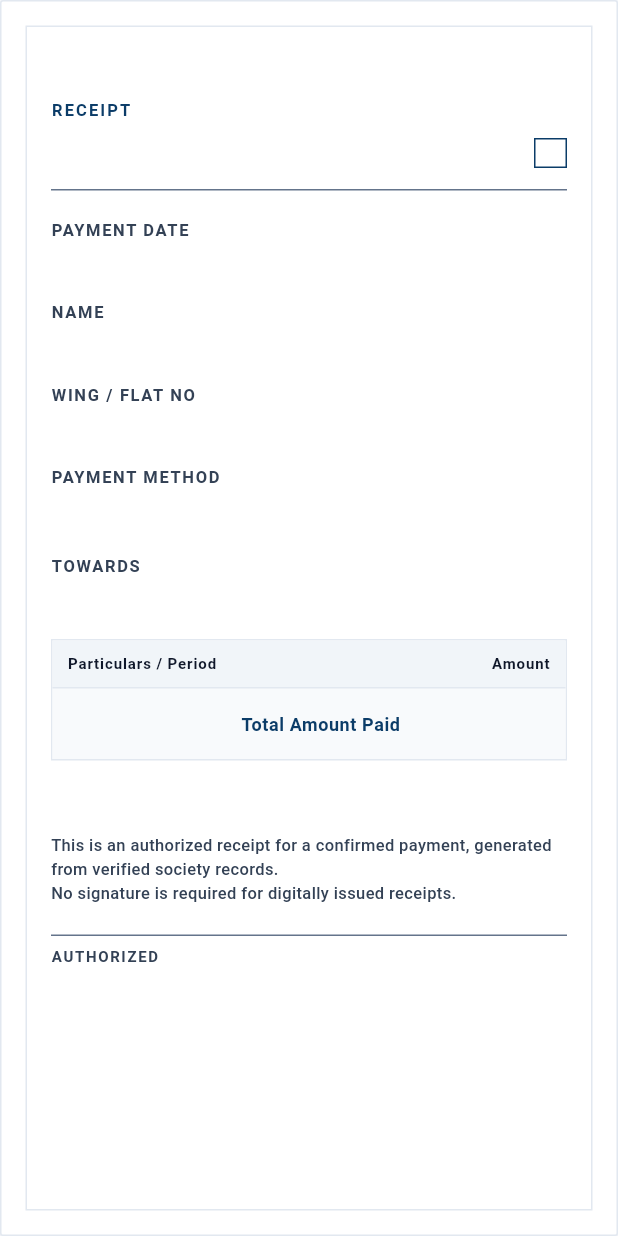
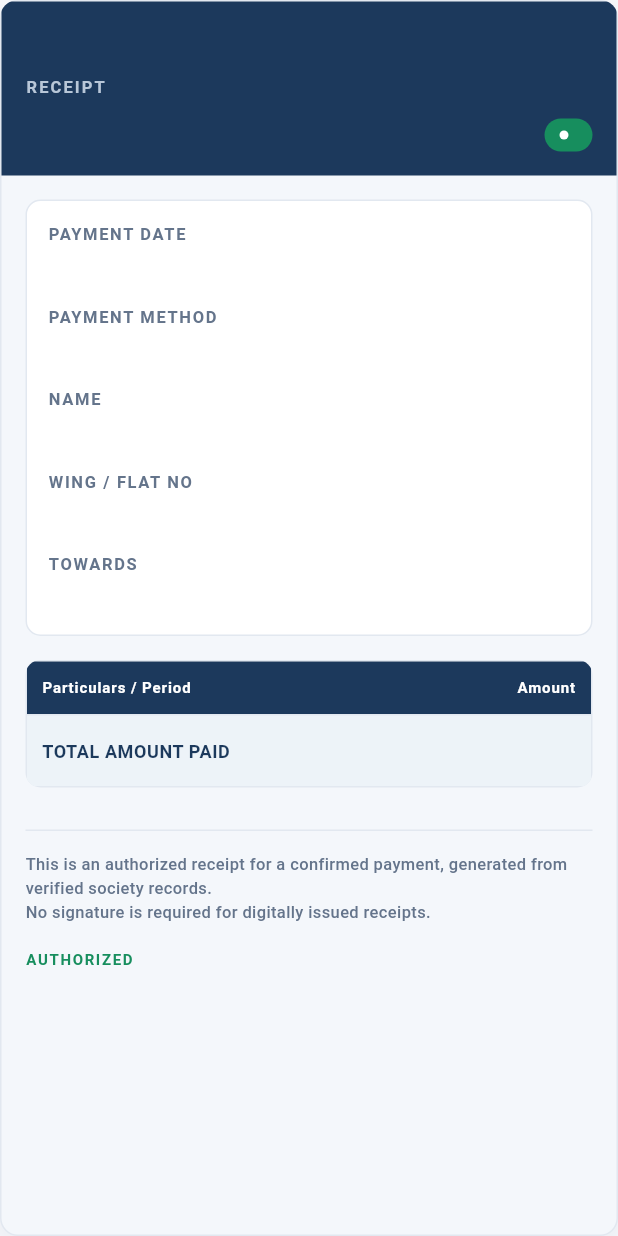
Before and after one commit to skyline-tv/apna-society, a Flutter app: the ReceiptSheet widget shown alone on an empty page, opened directly with empty values, on a phone screen of 412 x 824 dp. Run offline on Flutter 3.47's test engine with Material 3 defaults, Android fonts, the phone set to English and light mode, and no system bars; our stand-ins replace dio, drift, drift_flutter, firebase_core, firebase_messaging, flutter_local_notifications and 6 more; missing offline and left inert: razorpay_flutter; accounts and stored records are empty; generated files the repository leaves out were written again; network calls fail.

Commit message:
Update receipt document styles and improve PDF generation
- Modified color constants in receipt_document.dart for enhanced visual consistency.
- Refactored layout in ReceiptSheet to improve UI structure and aesthetics.
- Updated PDF service to align with new design specifications, including header and badge styles.
- Adjusted test cases to reflect changes in receipt text formatting.

```diff
--- a/app/lib/features/billing/receipt_document.dart
+++ b/app/lib/features/billing/receipt_document.dart
@@ -8,13 +8,15 @@ import '../../api/models/billing_models.dart';
 import '../../app_core.dart';
 import '../../ui/components.dart';
 
-const kReceiptNavy = Color(0xFF0B3C68);
-const kReceiptNavyDark = Color(0xFF00254C);
-const kReceiptPage = Color(0xFFF7F9FA);
-const kReceiptMuted = Color(0xFF334155);
+const kReceiptNavy = Color(0xFF1C395C);
+const kReceiptNavyDark = Color(0xFF0B3C68);
+const kReceiptPage = Color(0xFFF4F7FB);
+const kReceiptMuted = Color(0xFF64748B);
 const kReceiptInk = Color(0xFF0F172A);
 const kReceiptBorder = Color(0xFFE2E8F0);
-const kReceiptRule = Color(0xFF64748B);
+const kReceiptRule = Color(0xFFCBD5E1);
+const kReceiptGreen = Color(0xFF178E5E);
+const kReceiptHeaderFg = Colors.white;
 
 class ReceiptChargeLine {
   const ReceiptChargeLine({
@@ -429,9 +431,9 @@ class ReceiptSheet extends StatelessWidget {
     return Container(
       width: double.infinity,
       decoration: BoxDecoration(
-        color: Colors.white,
-        borderRadius: BorderRadius.circular(2),
-        border: Border.all(color: const Color(0xFFE2E8F0)),
+        color: kReceiptPage,
+        borderRadius: BorderRadius.circular(12),
+        border: Border.all(color: kReceiptBorder),
         boxShadow: const [
           BoxShadow(
             color: Color(0x3394A3B8),
@@ -440,19 +442,24 @@ class ReceiptSheet extends StatelessWidget {
           ),
         ],
       ),
-      padding: const EdgeInsets.all(16),
-      child: Container(
-        padding: const EdgeInsets.fromLTRB(16, 18, 16, 16),
-        decoration: BoxDecoration(
-          border: Border.all(color: kReceiptBorder),
-        ),
+      clipBehavior: Clip.antiAlias,
       child: Column(
         crossAxisAlignment: CrossAxisAlignment.stretch,
         children: [
-            // Full-width society name on its own row so it never wraps beside RECEIPT.
-            FittedBox(
+          Container(
+            width: double.infinity,
+            color: kReceiptNavy,
+            padding: const EdgeInsets.fromLTRB(16, 18, 16, 16),
+            child: Column(
+              crossAxisAlignment: CrossAxisAlignment.stretch,
+              children: [
+                LayoutBuilder(builder: (context, constraints) {
+                  return FittedBox(
                     fit: BoxFit.scaleDown,
                     alignment: Alignment.centerLeft,
+                    child: ConstrainedBox(
+                      constraints:
+                          BoxConstraints(maxWidth: constraints.maxWidth),
                       child: Text(
                         societyName,
                         maxLines: 1,
@@ -460,25 +467,28 @@ class ReceiptSheet extends StatelessWidget {
                         style: const TextStyle(
                           fontSize: 16,
                           fontWeight: FontWeight.w700,
-                  color: kReceiptNavy,
+                          color: kReceiptHeaderFg,
                           height: 1.2,
                         ),
                       ),
                     ),
-            const SizedBox(height: 10),
+                  );
+                }),
+                const SizedBox(height: 12),
                 Row(
                   crossAxisAlignment: CrossAxisAlignment.start,
                   children: [
-                const Text(
+                    const Expanded(
+                      child: Text(
                         'RECEIPT',
                         style: TextStyle(
                           fontSize: 11,
                           fontWeight: FontWeight.w700,
                           letterSpacing: 1.4,
-                    color: kReceiptNavy,
+                          color: Color(0xFFB8C7D8),
                         ),
                       ),
-                const Spacer(),
+                    ),
                     Column(
                       crossAxisAlignment: CrossAxisAlignment.end,
                       children: [
@@ -490,35 +500,64 @@ class ReceiptSheet extends StatelessWidget {
                           style: const TextStyle(
                             fontSize: 15,
                             fontWeight: FontWeight.w700,
-                        color: kReceiptInk,
+                            color: kReceiptHeaderFg,
                           ),
                         ),
-                    const SizedBox(height: 6),
+                        const SizedBox(height: 8),
                         Container(
                           padding: const EdgeInsets.symmetric(
-                          horizontal: 10, vertical: 2),
+                              horizontal: 10, vertical: 4),
                           decoration: BoxDecoration(
-                        border: Border.all(color: kReceiptNavy),
+                            color: kReceiptGreen,
+                            borderRadius: BorderRadius.circular(999),
                           ),
-                      child: Text(
+                          child: Row(
+                            mainAxisSize: MainAxisSize.min,
+                            children: [
+                              Container(
+                                width: 6,
+                                height: 6,
+                                decoration: const BoxDecoration(
+                                  color: Colors.white,
+                                  shape: BoxShape.circle,
+                                ),
+                              ),
+                              const SizedBox(width: 6),
+                              Text(
                                 status.toUpperCase(),
                                 style: const TextStyle(
                                   fontSize: 10,
-                          fontWeight: FontWeight.w600,
-                          letterSpacing: 1.1,
-                          color: kReceiptNavy,
+                                  fontWeight: FontWeight.w700,
+                                  letterSpacing: 0.8,
+                                  color: Colors.white,
                                 ),
+                              ),
+                            ],
                           ),
                         ),
                       ],
                     ),
                   ],
                 ),
-            const SizedBox(height: 14),
-            const Divider(height: 1, thickness: 1, color: kReceiptRule),
-            const SizedBox(height: 18),
-            LayoutBuilder(builder: (context, constraints) {
-              final stacked = constraints.maxWidth < 520;
+              ],
+            ),
+          ),
+          Padding(
+            padding: const EdgeInsets.fromLTRB(16, 16, 16, 16),
+            child: Column(
+              crossAxisAlignment: CrossAxisAlignment.stretch,
+              children: [
+                Container(
+                  width: double.infinity,
+                  padding: const EdgeInsets.all(14),
+                  decoration: BoxDecoration(
+                    color: Colors.white,
+                    borderRadius: BorderRadius.circular(10),
+                    border: Border.all(color: kReceiptBorder),
+                  ),
+                  child: LayoutBuilder(builder: (context, constraints) {
+                    final stacked = !constraints.hasBoundedWidth ||
+                        constraints.maxWidth < 420;
                     final dateBlock = _MetaBlock(
                       label: 'PAYMENT DATE',
                       child: Text(paidAt, style: _valueStyle),
@@ -538,17 +577,23 @@ class ReceiptSheet extends StatelessWidget {
                       label: 'PAYMENT METHOD',
                       child: Text(method, style: _valueStyle),
                     );
+                    final towardsBlock = _MetaBlock(
+                      label: 'TOWARDS',
+                      child: Text(towards, style: _valueStyle),
+                    );
                     if (stacked) {
                       return Column(
                         crossAxisAlignment: CrossAxisAlignment.start,
                         children: [
                           dateBlock,
                           const SizedBox(height: 14),
+                          methodBlock,
+                          const SizedBox(height: 14),
                           nameBlock,
                           const SizedBox(height: 14),
                           flatBlock,
                           const SizedBox(height: 14),
-                    methodBlock,
+                          towardsBlock,
                         ],
                       );
                     }
@@ -571,25 +616,26 @@ class ReceiptSheet extends StatelessWidget {
                             Expanded(child: flatBlock),
                           ],
                         ),
+                        const SizedBox(height: 14),
+                        towardsBlock,
                       ],
                     );
                   }),
-            const SizedBox(height: 18),
-            _MetaBlock(
-              label: 'TOWARDS',
-              child: Text(towards, style: _valueStyle),
                 ),
                 const SizedBox(height: 16),
                 _ChargeTable(lines: lines, totalAmount: totalAmount),
                 if ((billNumber ?? '').trim().isNotEmpty) ...[
-              const SizedBox(height: 20),
+                  const SizedBox(height: 18),
                   const Divider(height: 1, thickness: 1, color: kReceiptBorder),
-              const SizedBox(height: 16),
+                  const SizedBox(height: 14),
                   _ReceiptRefs(billNumber: billNumber),
                 ],
-            const SizedBox(height: 48),
+                const SizedBox(height: 28),
+                const Divider(height: 1, thickness: 1, color: kReceiptBorder),
+                const SizedBox(height: 14),
                 LayoutBuilder(builder: (context, constraints) {
-              final stacked = constraints.maxWidth < 520;
+                  final stacked = !constraints.hasBoundedWidth ||
+                      constraints.maxWidth < 520;
                   final note = const Text(
                     'This is an authorized receipt for a confirmed payment, generated from verified society records.\nNo signature is required for digitally issued receipts.',
                     style: TextStyle(
@@ -604,48 +650,37 @@ class ReceiptSheet extends StatelessWidget {
                         ? CrossAxisAlignment.start
                         : CrossAxisAlignment.end,
                     children: [
-                  Container(
-                    width: stacked ? double.infinity : 180,
-                    height: 1,
-                    color: kReceiptRule,
-                  ),
-                  const SizedBox(height: 6),
                       const Text(
                         'AUTHORIZED',
                         style: TextStyle(
                           fontSize: 10,
                           letterSpacing: 1.1,
                           fontWeight: FontWeight.w700,
-                      color: kReceiptMuted,
+                          color: kReceiptGreen,
                         ),
                       ),
                       const SizedBox(height: 2),
-                  FittedBox(
-                    fit: BoxFit.scaleDown,
-                    alignment: stacked
-                        ? Alignment.centerLeft
-                        : Alignment.centerRight,
-                    child: Text(
+                      Text(
                         societyName.toUpperCase(),
                         maxLines: 1,
-                      softWrap: false,
-                      textAlign: stacked ? TextAlign.left : TextAlign.right,
+                        overflow: TextOverflow.ellipsis,
+                        textAlign:
+                            stacked ? TextAlign.left : TextAlign.right,
                         style: const TextStyle(
-                        fontSize: 11,
-                        letterSpacing: 0.8,
+                          fontSize: 10,
+                          letterSpacing: 0.4,
                           fontWeight: FontWeight.w600,
-                        color: kReceiptInk,
-                      ),
+                          color: kReceiptMuted,
                         ),
                       ),
                     ],
                   );
                   if (stacked) {
                     return Column(
-                  crossAxisAlignment: CrossAxisAlignment.start,
+                      crossAxisAlignment: CrossAxisAlignment.stretch,
                       children: [
                         note,
-                    const SizedBox(height: 20),
+                        const SizedBox(height: 16),
                         authorized,
                       ],
                     );
@@ -655,12 +690,14 @@ class ReceiptSheet extends StatelessWidget {
                     children: [
                       Expanded(child: note),
                       const SizedBox(width: 16),
-                  authorized,
+                      SizedBox(width: 200, child: authorized),
                     ],
                   );
                 }),
               ],
             ),
+          ),
+        ],
       ),
     );
   }
@@ -675,7 +712,7 @@ const _valueStyle = TextStyle(
 const _refStyle = TextStyle(
   fontSize: 13,
   fontWeight: FontWeight.w700,
-  color: kReceiptInk,
+  color: kReceiptNavy,
 );
 
 class _MetaBlock extends StatelessWidget {
@@ -732,15 +769,18 @@ class _ChargeTable extends StatelessWidget {
     return LayoutBuilder(builder: (context, constraints) {
       final compact = constraints.maxWidth < 420;
       return Container(
+        clipBehavior: Clip.antiAlias,
         decoration: BoxDecoration(
+          color: Colors.white,
+          borderRadius: BorderRadius.circular(10),
           border: Border.all(color: kReceiptBorder),
         ),
         child: Column(
           children: [
             Container(
               width: double.infinity,
-              color: const Color(0xFFF1F5F9),
-              padding: const EdgeInsets.symmetric(horizontal: 10, vertical: 8),
+              color: kReceiptNavy,
+              padding: const EdgeInsets.symmetric(horizontal: 10, vertical: 10),
               child: compact
                   ? const Row(
                       children: [
@@ -904,15 +944,14 @@ class _ChargeTable extends StatelessWidget {
               width: double.infinity,
               padding: const EdgeInsets.symmetric(horizontal: 10, vertical: 12),
               decoration: const BoxDecoration(
-                color: Color(0xFFF8FAFC),
+                color: Color(0xFFEDF3F8),
                 border: Border(top: BorderSide(color: kReceiptBorder)),
               ),
               child: Row(
                 children: [
                   const Expanded(
                     child: Text(
-                      'Total Amount Paid',
-                      textAlign: TextAlign.right,
+                      'TOTAL AMOUNT PAID',
                       style: TextStyle(
                         fontSize: 12,
                         fontWeight: FontWeight.w700,
@@ -922,16 +961,13 @@ class _ChargeTable extends StatelessWidget {
                     ),
                   ),
                   const SizedBox(width: 12),
-                  SizedBox(
-                    width: 88,
-                    child: Text(
+                  Text(
                     totalAmount,
                     textAlign: TextAlign.right,
                     style: const TextStyle(
                       fontSize: 16,
                       fontWeight: FontWeight.w700,
                       color: kReceiptNavy,
-                      ),
                     ),
                   ),
                 ],
@@ -948,5 +984,5 @@ const _headStyle = TextStyle(
   fontSize: 10,
   fontWeight: FontWeight.w700,
   letterSpacing: 0.6,
-  color: kReceiptInk,
+  color: Colors.white,
 );
```
Also changed, not shown: 2 other files. Lines whose indentation alone changed are shown as unchanged.
